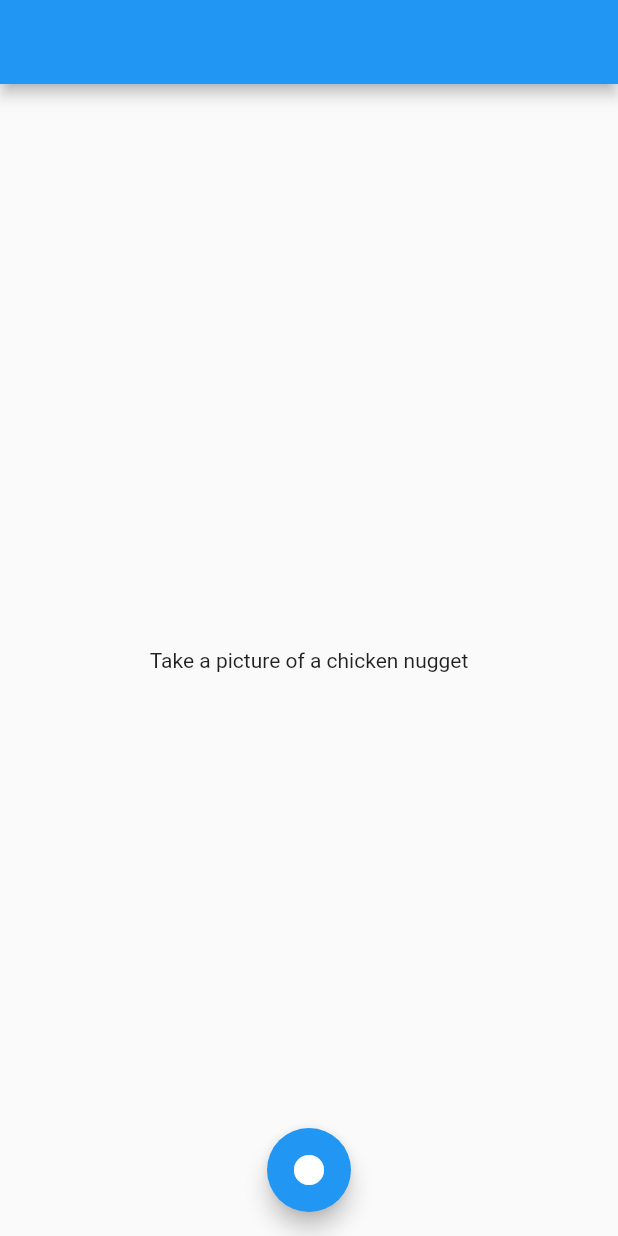
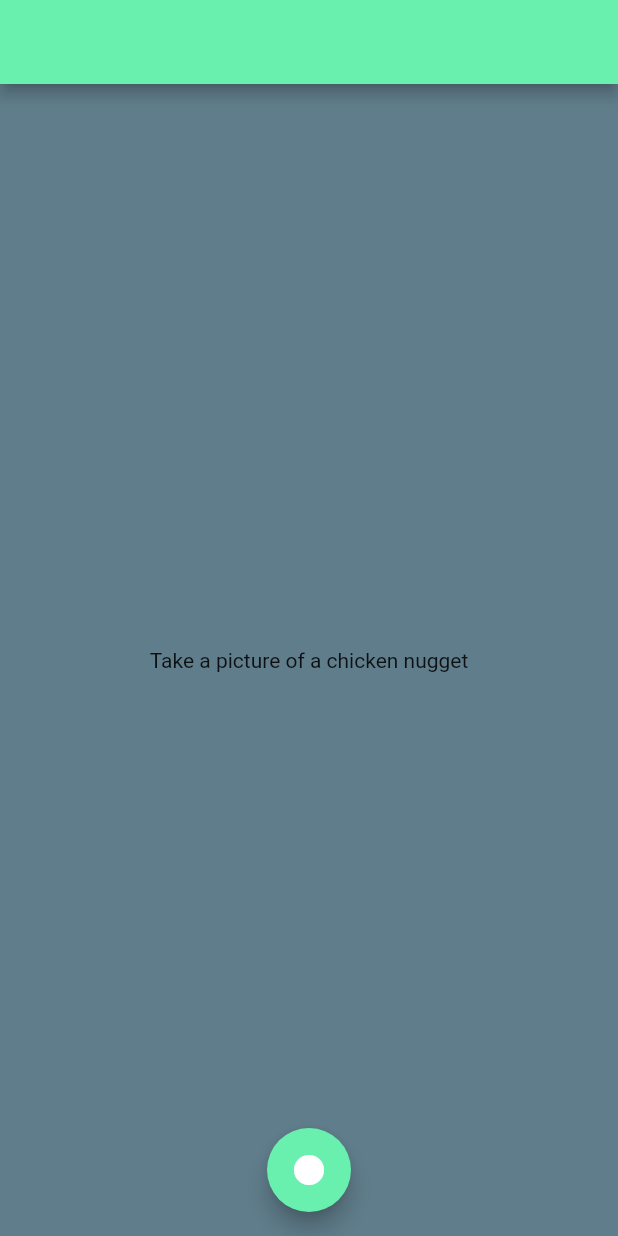
Before and after one commit to stevenschulze/flutterApp, a Flutter app: the MyHomePage screen opened directly, on a phone screen of 412 x 824 dp. Run offline on Flutter 3.47's test engine with Material 2 defaults, Android fonts, the phone set to English and light mode, and no system bars; our stand-ins replace image_picker.

Commit message:
new features
added

```diff
--- a/lib/pages/camera.dart
+++ b/lib/pages/camera.dart
@@ -57,21 +57,23 @@ class MyHomePageState extends State<MyHomePage> {
   @override
   Widget build(BuildContext context) {
     return Scaffold(
+      backgroundColor: Colors.blueGrey,
       appBar: AppBar(
-
+        backgroundColor: Colors.greenAccent,
       ),
       body: Center(
           child: image == null
-              ? Text('Take a picture of a chicken nugget', style: new TextStyle())
+              ? Text('Take a picture of a chicken nugget')
               : Image.file(image, scale: 2.0,)),
         floatingActionButton: new FloatingActionButton(
+          backgroundColor: Colors.greenAccent,
           onPressed: getImage,
           child: const Icon(Icons.lens),
           //child: const Icon(Icons.local_see),
         ),
         floatingActionButtonLocation: FloatingActionButtonLocation.centerFloat,
         bottomNavigationBar: new BottomAppBar(
-          color: Colors.blueAccent,
+          color: Colors.greenAccent,
         ),
     );
   }
```
Also changed, not shown: lib/result/result.dart (+13 -5 lines), 6 other files.
